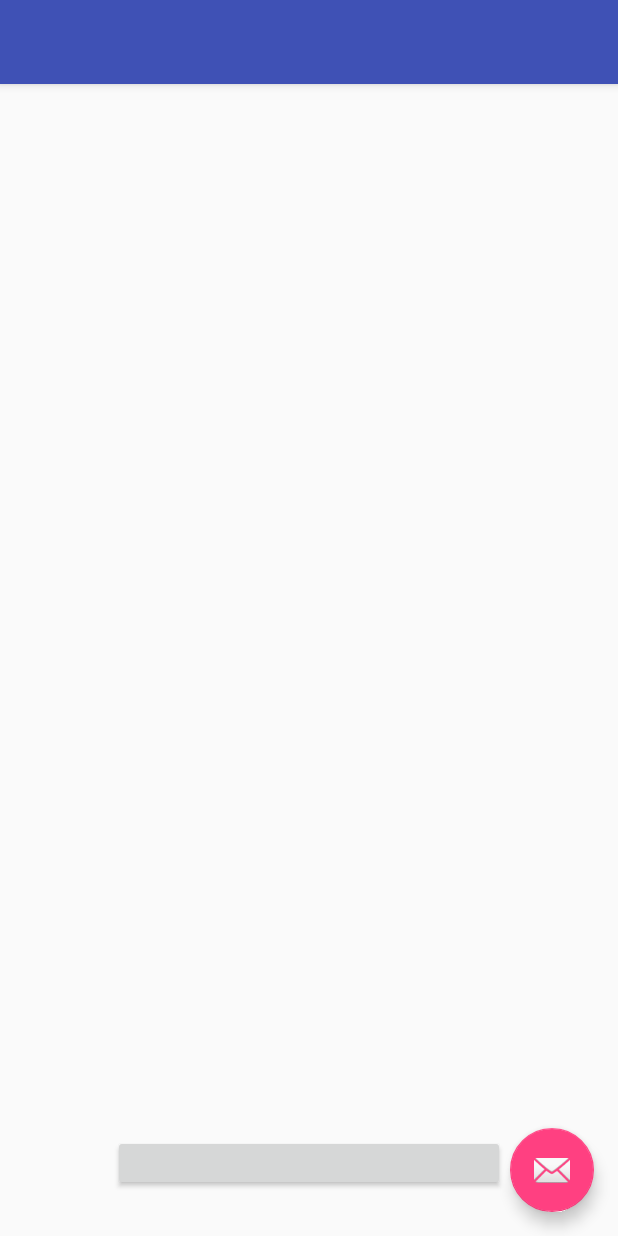
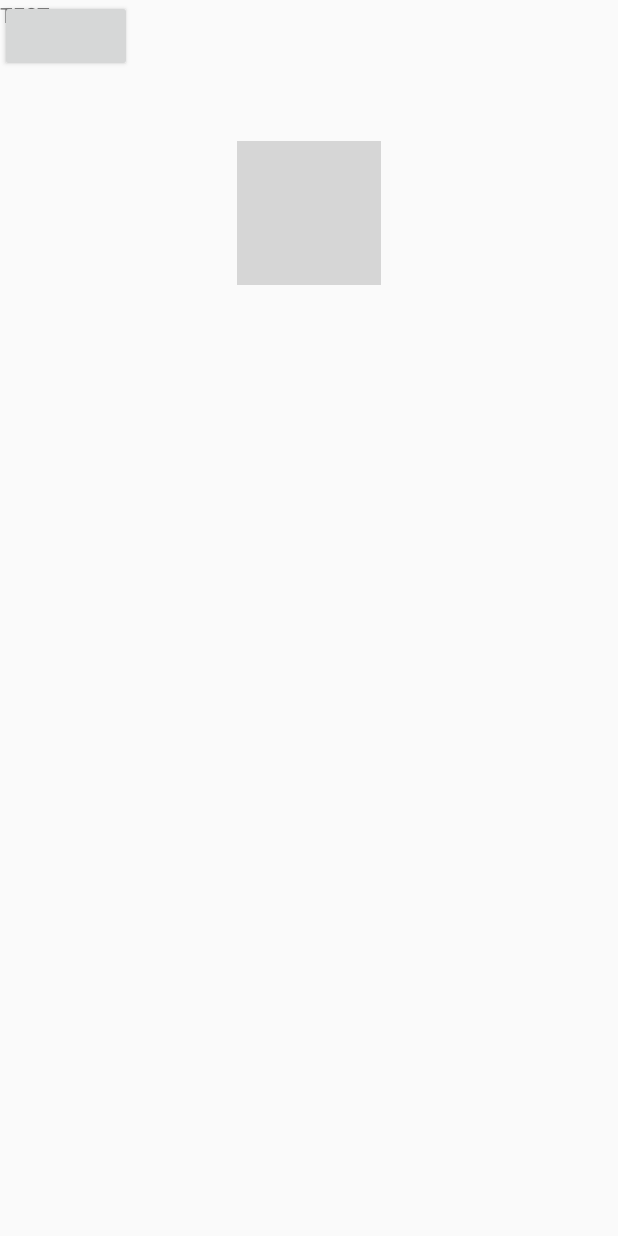
Before and after one commit to anders-wiggers/My-Politician, an Android app: the layout activity_log_in.xml on its own in the app's theme, with its tools: preview values and no code run, on a phone screen of 412 x 824 dp. Run offline under Robolectric (Android 15) with nearby library versions, the phone set to English and light mode, and no system bars; plain views replace LoginButton; grey boxes are pictures that could not be loaded.

Commit message:
login done

```diff
--- a/app/src/main/res/layout/activity_log_in.xml
+++ b/app/src/main/res/layout/activity_log_in.xml
@@ -1,47 +1,28 @@
 <?xml version="1.0" encoding="utf-8"?>
-<android.support.design.widget.CoordinatorLayout xmlns:android="http://schemas.android.com/apk/res/android"
+
+
+<android.support.constraint.ConstraintLayout xmlns:android="http://schemas.android.com/apk/res/android"
     xmlns:app="http://schemas.android.com/apk/res-auto"
     xmlns:tools="http://schemas.android.com/tools"
+    android:id="@+id/coordinatorLayout"
     android:layout_width="match_parent"
     android:layout_height="match_parent"
     tools:context=".activities.LogInActivity">
 
     <android.support.design.widget.AppBarLayout
-        android:layout_width="match_parent"
+        android:id="@+id/appBarLayout"
+        android:layout_width="wrap_content"
         android:layout_height="wrap_content"
         android:theme="@style/AppTheme.AppBarOverlay">
 
-        <android.support.v7.widget.Toolbar
-            android:id="@+id/toolbar"
-            android:layout_width="match_parent"
-            android:layout_height="?attr/actionBarSize"
-            android:background="?attr/colorPrimary"
-            app:popupTheme="@style/AppTheme.PopupOverlay" />
-
     </android.support.design.widget.AppBarLayout>
-
-    <include
-        android:id="@+id/include"
-        layout="@layout/content_log_in"
-        android:layout_height="577dp" />
-
-    <android.support.design.widget.FloatingActionButton
-        android:id="@+id/fab"
-        android:layout_width="wrap_content"
-        android:layout_height="wrap_content"
-        android:layout_gravity="bottom|end"
-        android:layout_margin="@dimen/fab_margin"
-        app:srcCompat="@android:drawable/ic_dialog_email" />
 
     <com.facebook.login.widget.LoginButton
         android:id="@+id/login_button"
-        android:layout_width="261dp"
-        android:layout_height="37dp"
-        android:layout_gravity="center_horizontal"
-        android:layout_marginBottom="30dp"
-        android:layout_marginTop="30dp"
+        android:layout_width="wrap_content"
+        android:layout_height="wrap_content"
+        android:onClick="buttonClickLoginFB"
         app:layout_anchor="@+id/include"
-        android:onClick="buttonClickLoginFB"
         app:layout_anchorGravity="bottom|center" />
 
     <TextView
@@ -51,4 +32,18 @@
         android:text="TextView"
         tools:text="TEST" />
 
-</android.support.design.widget.CoordinatorLayout>
+    <ImageView
+        android:id="@+id/imageView3"
+        android:layout_width="wrap_content"
+        android:layout_height="wrap_content"
+        android:layout_marginEnd="24dp"
+        android:layout_marginStart="24dp"
+        android:layout_marginTop="46dp"
+        android:adjustViewBounds="false"
+        android:cropToPadding="true"
+        app:layout_constraintEnd_toEndOf="parent"
+        app:layout_constraintStart_toStartOf="parent"
+        app:layout_constraintTop_toBottomOf="@+id/login_button"
+        app:srcCompat="@drawable/logo" />
+
+</android.support.constraint.ConstraintLayout>
--- a/app/src/main/res/layout/activity_match.xml
+++ b/app/src/main/res/layout/activity_match.xml
@@ -9,10 +9,15 @@
     <TextView
         android:layout_width="wrap_content"
         android:layout_height="wrap_content"
+        android:layout_marginEnd="8dp"
+        android:layout_marginStart="8dp"
         android:text="Hello World!"
         app:layout_constraintBottom_toBottomOf="parent"
+        app:layout_constraintEnd_toEndOf="parent"
         app:layout_constraintLeft_toLeftOf="parent"
         app:layout_constraintRight_toRightOf="parent"
-        app:layout_constraintTop_toTopOf="parent" />
+        app:layout_constraintStart_toStartOf="parent"
+        app:layout_constraintTop_toTopOf="parent"
+        app:layout_constraintVertical_bias="0.439" />
 
 </android.support.constraint.ConstraintLayout>
--- a/app/src/main/res/values/colors.xml
+++ b/app/src/main/res/values/colors.xml
@@ -1,6 +1,6 @@
 <?xml version="1.0" encoding="utf-8"?>
 <resources>
     <color name="colorPrimary">#3F51B5</color>
-    <color name="colorPrimaryDark">#303F9F</color>
+    <color name="colorPrimaryDark">#2c3e50</color>
     <color name="colorAccent">#FF4081</color>
 </resources>
```
